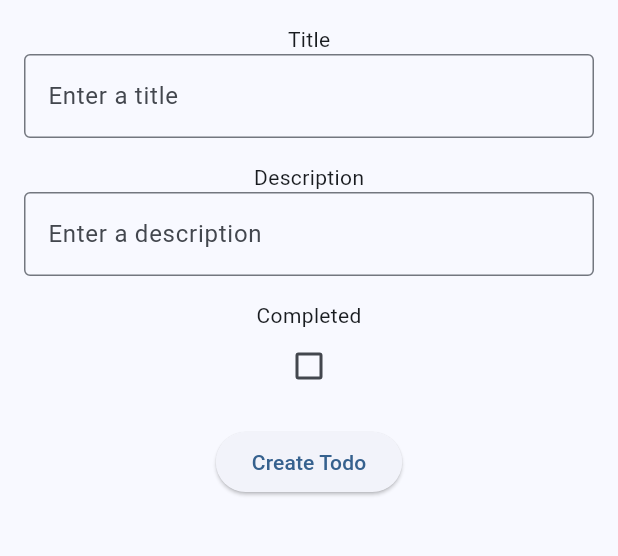
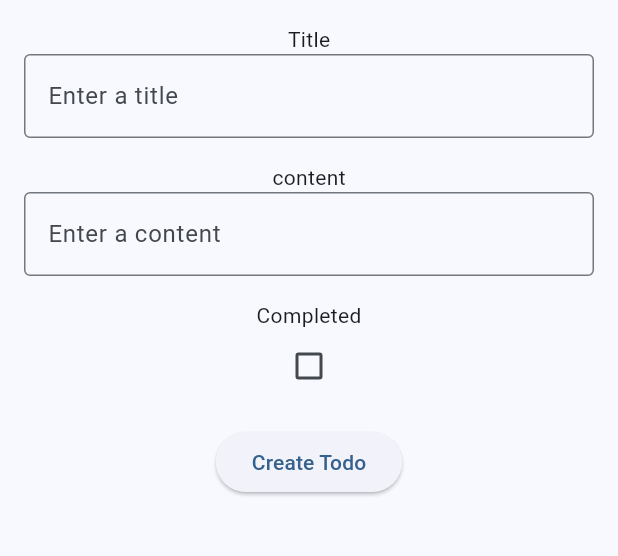
Before and after one commit to CyriacduChatenet/Todo-app-nest-flutter, a Flutter app: the screen it shows after launch, after a tap on "Create Todo", on a phone screen of 412 x 824 dp, the part 84-640 px from its top. Run offline on Flutter 3.47's test engine with Material 3 defaults, Android fonts, the phone set to English and light mode, and no system bars; our stand-ins replace bloc, equatable, flutter_bloc.

Commit message:
fix(client): change description with content

```diff
--- a/client/lib/blocs/todo/todo_bloc.dart
+++ b/client/lib/blocs/todo/todo_bloc.dart
@@ -6,12 +6,12 @@ import 'package:client/models/todo_model.dart';
 
 class TodoBloc extends Bloc<TodoEvent, TodoState> {
   TodoBloc()
-      : super(const TodoState(title: '', description: '', completed: false)) {
+      : super(const TodoState(title: '', content: '', completed: false)) {
     on<FindAllTodos>((event, emit) {
       final currentState = state;
       emit(currentState.copyWith(
         title: '',
-        description: '',
+        content: '',
         completed: false,
       ));
     });
@@ -20,7 +20,7 @@ class TodoBloc extends Bloc<TodoEvent, TodoState> {
       final currentState = state;
       emit(currentState.copyWith(
         title: '',
-        description: '',
+        content: '',
         completed: false,
       ));
     });
@@ -30,7 +30,7 @@ class TodoBloc extends Bloc<TodoEvent, TodoState> {
       final currentState = state;
       emit(currentState.copyWith(
         title: todo.title,
-        description: todo.description,
+        content: todo.content,
         completed: todo.completed,
       ));
     });
@@ -40,7 +40,7 @@ class TodoBloc extends Bloc<TodoEvent, TodoState> {
       final currentState = state;
       emit(currentState.copyWith(
         title: todo.title,
-        description: todo.description,
+        content: todo.content,
         completed: todo.completed,
       ));
     });
@@ -50,7 +50,7 @@ class TodoBloc extends Bloc<TodoEvent, TodoState> {
       final currentState = state;
       emit(currentState.copyWith(
         title: todo.title,
-        description: todo.description,
+        content: todo.content,
         completed: todo.completed,
       ));
     });
--- a/client/lib/blocs/todo/todo_state.dart
+++ b/client/lib/blocs/todo/todo_state.dart
@@ -2,26 +2,26 @@ import 'package:equatable/equatable.dart';
 
 class TodoState extends Equatable {
   final String title;
-  final String? description;
+  final String? content;
   final bool completed;
 
   const TodoState({
     required this.title,
-    this.description,
+    this.content,
     required this.completed,
   });
 
   @override
-  List<Object?> get props => [title, description, completed];
+  List<Object?> get props => [title, content, completed];
 
   TodoState copyWith({
     String? title,
-    String? description,
+    String? content,
     bool? completed,
   }) {
     return TodoState(
       title: title ?? this.title,
-      description: description ?? this.description,
+      content: content ?? this.content,
       completed: completed ?? this.completed,
     );
   }
--- a/client/lib/models/todo_model.dart
+++ b/client/lib/models/todo_model.dart
@@ -2,27 +2,28 @@ class Todo {
   Todo({
     this.id,
     this.title,
-    this.description,
+    this.content,
     this.completed,
   });
 
   final String? id;
   final String? title;
-  final String? description;
+  final String? content;
   final bool? completed;
 
   Map<String, Object?> toJson() {
     return {
       'title': title,
-      'description': description,
+      'content': content,
       'completed': completed,
     };
   }
 
   static Todo fromJson(Map<String, Object?> json) {
     return Todo(
+      id: json['id'] as String?,
       title: json['title'] as String,
-      description: json['description'] as String?,
+      content: json['content'] as String?,
       completed: json['completed'] as bool,
     );
   }
--- a/client/lib/repository/todo_repository.dart
+++ b/client/lib/repository/todo_repository.dart
@@ -31,12 +31,18 @@ class TodoRepository extends TodoRepositoryInterface {
 
   @override
   Future<Todo> createTodo(Todo todo) async {
+    Todo newTodo = Todo(
+      title: todo.title,
+      content: todo.content,
+      completed: todo.completed,
+    );
+
     final response = await http.post(
       Uri.parse('$baseUrl/todo'),
       headers: <String, String>{
         'Content-Type': 'application/json; charset=UTF-8',
       },
-      body: jsonEncode(todo.toJson()),
+      body: jsonEncode(newTodo.toJson()),
     );
     if (response.statusCode == 201) {
       return Todo.fromJson(json.decode(response.body));
@@ -47,12 +53,18 @@ class TodoRepository extends TodoRepositoryInterface {
 
   @override
   Future<Todo> updateTodo(Todo todo) async {
+    Todo updateTodo = Todo(
+      title: todo.title,
+      content: todo.content,
+      completed: todo.completed,
+    );
+
     final response = await http.patch(
       Uri.parse('$baseUrl/todo/${todo.id}'),
       headers: <String, String>{
         'Content-Type': 'application/json; charset=UTF-8',
       },
-      body: jsonEncode(todo.toJson()),
+      body: jsonEncode(updateTodo.toJson()),
     );
     if (response.statusCode == 200) {
       return Todo.fromJson(json.decode(response.body));
--- a/client/lib/widgets/createTodoForm_widget.dart
+++ b/client/lib/widgets/createTodoForm_widget.dart
@@ -1,4 +1,5 @@
 import 'package:client/blocs/todo/todo_bloc.dart';
+import 'package:client/models/todo_model.dart';
 import 'package:client/repository/todo_repository.dart';
 import 'package:client/services/todo_service.dart';
 import 'package:flutter/foundation.dart';
@@ -11,18 +12,23 @@ class CreateTodoForm extends StatelessWidget {
   final TodoService todoService;
 
   final titleController = TextEditingController();
-  final descriptionController = TextEditingController();
+  final contentController = TextEditingController();
   bool completed = false;
 
   _submit() {
     final title = titleController.text;
-    final description = descriptionController.text;
-    if (title.isNotEmpty && description.isNotEmpty) {
+    final content = contentController.text;
+    if (title.isNotEmpty && content.isNotEmpty) {
       print('Title: $title');
-      print('Description: $description');
+      print('content: $content');
       print('Completed: $completed');
+      todoService.createTodo(Todo(
+        title: title,
+        content: content,
+        completed: completed,
+      ));
     } else {
-      print('Title and description must not be empty');
+      print('Title and content must not be empty');
     }
   }
 
@@ -40,12 +46,12 @@ class CreateTodoForm extends StatelessWidget {
             ),
           ),
           const SizedBox(height: 16),
-          const Text('Description'),
+          const Text('content'),
           TextFormField(
-            controller: descriptionController,
+            controller: contentController,
             decoration: const InputDecoration(
               border: OutlineInputBorder(),
-              hintText: 'Enter a description',
+              hintText: 'Enter a content',
             ),
           ),
           const SizedBox(height: 16),
```
